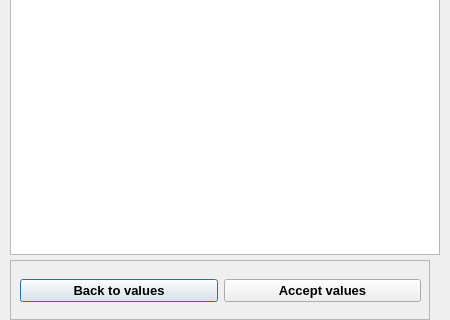
vlagyivosztok/FCMacro, file wg/chktext.ui: the form before one commit; both pictures show x 0 to 450 and y 180 to 500 of the 450 by 500 pixel window.
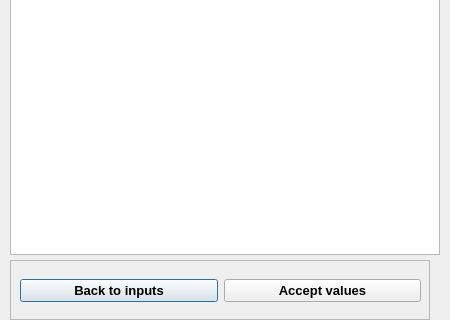
The form after the commit.

What changed in the file:
```diff
--- a/wg/chktext.ui
+++ b/wg/chktext.ui
@@ -127,7 +127,7 @@
         </font>
        </property>
        <property name="text">
-        <string>Back to values</string>
+        <string>Back to inputs</string>
        </property>
       </widget>
      </item>
```
